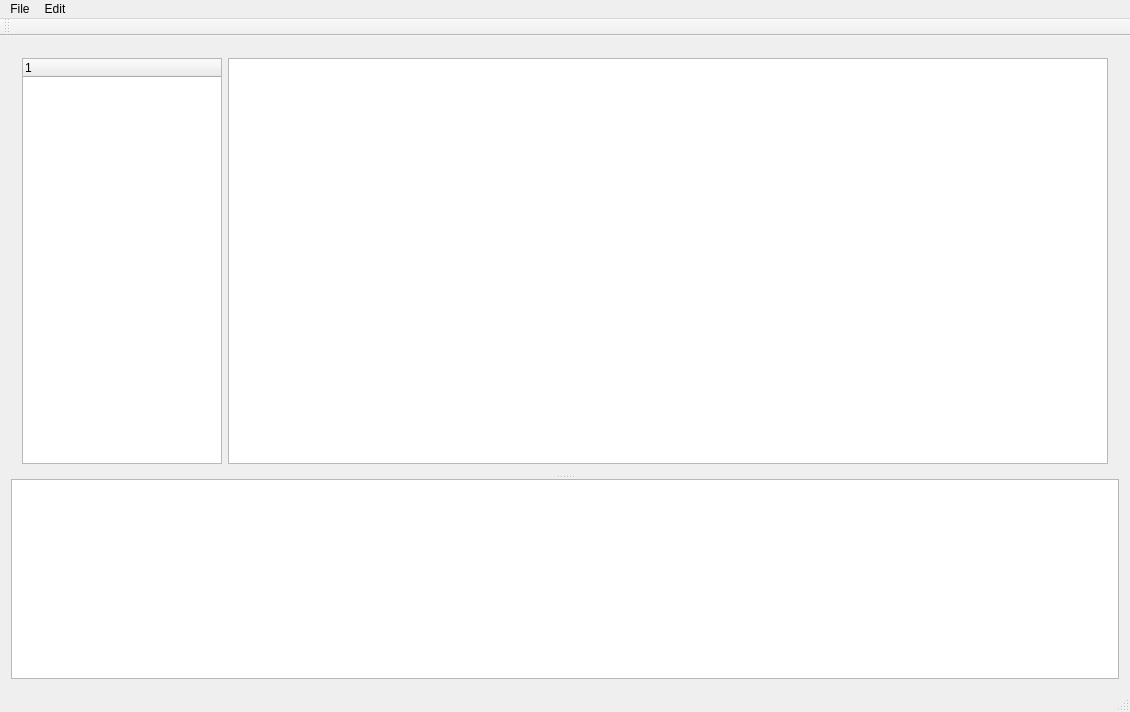
Qt form ui/mainwindow.ui (mturley/arranger) before a commit.
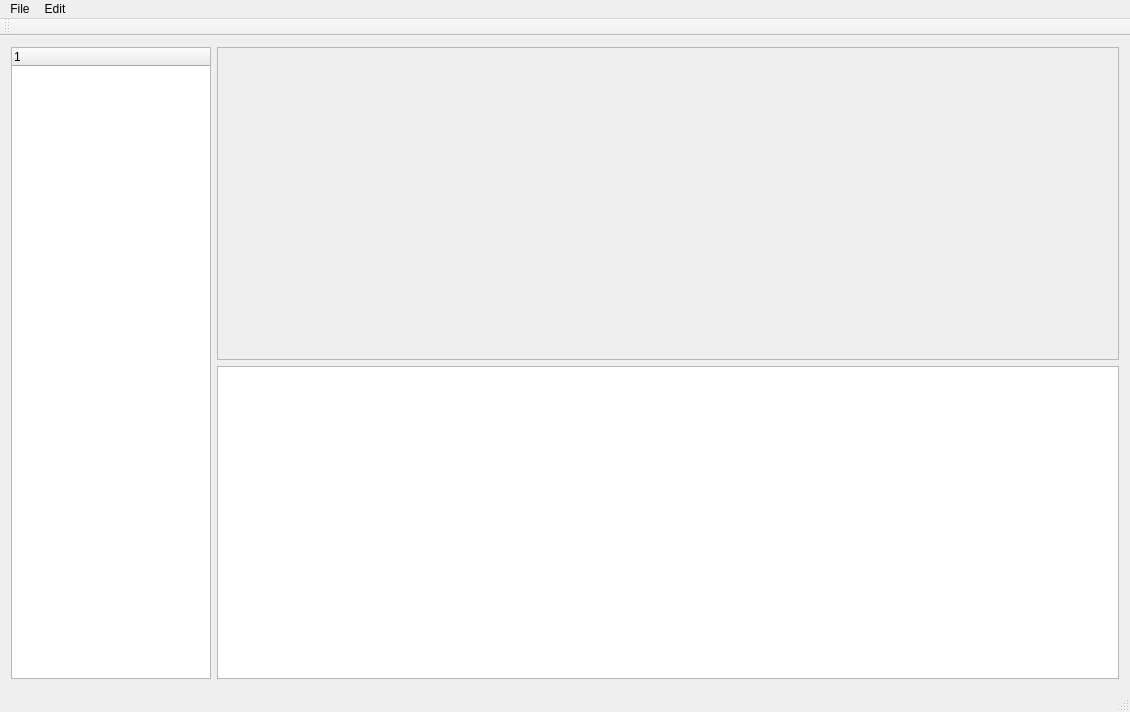
The same form after that commit.

Commit message: made lots of progress with the tree view, selecting a voice/staff/score now shows the available phrases and will try to generate a preview of that item (still need to do score). Also moved some files around, hopefully that doesn't break git...

Patch:
```diff
--- a/ui/mainwindow.ui
+++ b/ui/mainwindow.ui
@@ -14,13 +14,8 @@
    <string>MainWindow</string>
   </property>
   <widget class="QWidget" name="centralWidget">
-   <layout class="QHBoxLayout" name="horizontalLayout_2">
+   <layout class="QVBoxLayout" name="verticalLayout_2">
     <item>
-     <widget class="QSplitter" name="splitter">
-      <property name="orientation">
-       <enum>Qt::Vertical</enum>
-      </property>
-      <widget class="QWidget" name="">
        <layout class="QHBoxLayout" name="horizontalLayout">
         <item>
          <widget class="QTreeWidget" name="treeWidget">
@@ -38,19 +33,55 @@
          </widget>
         </item>
         <item>
-         <widget class="QListView" name="listView"/>
+       <layout class="QVBoxLayout" name="verticalLayout">
+        <item>
+         <widget class="QScrollArea" name="scrollArea">
+          <property name="widgetResizable">
+           <bool>true</bool>
+          </property>
+          <widget class="QWidget" name="scrollAreaWidgetContents">
+           <property name="geometry">
+            <rect>
+             <x>0</x>
+             <y>0</y>
+             <width>900</width>
+             <height>310</height>
+            </rect>
+           </property>
+           <layout class="QVBoxLayout" name="verticalLayout_3">
+            <item>
+             <widget class="QLabel" name="pixmap">
+              <property name="sizePolicy">
+               <sizepolicy hsizetype="Expanding" vsizetype="Expanding">
+                <horstretch>0</horstretch>
+                <verstretch>0</verstretch>
+               </sizepolicy>
+              </property>
+              <property name="text">
+               <string/>
+              </property>
+             </widget>
         </item>
        </layout>
       </widget>
+         </widget>
+        </item>
+        <item>
       <widget class="QListWidget" name="listWidget">
        <property name="maximumSize">
         <size>
          <width>16777215</width>
-         <height>200</height>
-        </size>
-       </property>
-      </widget>
-     </widget>
+            <height>400</height>
+           </size>
+          </property>
+          <property name="resizeMode">
+           <enum>QListView::Adjust</enum>
+          </property>
+         </widget>
+        </item>
+       </layout>
+      </item>
+     </layout>
     </item>
    </layout>
   </widget>
```
Lines whose indentation alone changed are shown as unchanged. The commit also changes 28 other files.
